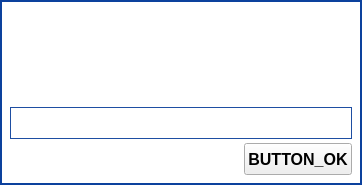
The window that parsec/core/gui/forms/input_dialog.ui (Scille/parsec-cloud) describes before a commit, drawn with Qt 5.
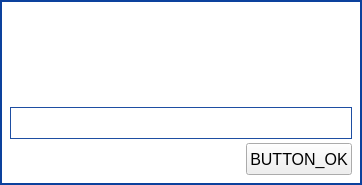
The same window after the commit. Icons and pictures are not drawn. Custom widgets are drawn as their Qt base class.

Commit message: [GUI] Fixed dialogs CSS

Diff of the .ui file:
```diff
--- a/parsec/core/gui/forms/input_dialog.ui
+++ b/parsec/core/gui/forms/input_dialog.ui
@@ -23,6 +23,11 @@
    <string notr="true">QPushButton:pressed
 {
 border: 0;
+}
+
+QLabel
+{
+color: rgb(12, 65, 157);
 }</string>
   </property>
   <property name="modal">
@@ -244,8 +249,8 @@
           <property name="font">
            <font>
             <pointsize>12</pointsize>
-            <weight>75</weight>
-            <bold>true</bold>
+            <weight>50</weight>
+            <bold>false</bold>
            </font>
           </property>
           <property name="layoutDirection">
```
Left out of the diff: 6 changed lines with no effect on the pictures. The commit also changes 6 other files.
